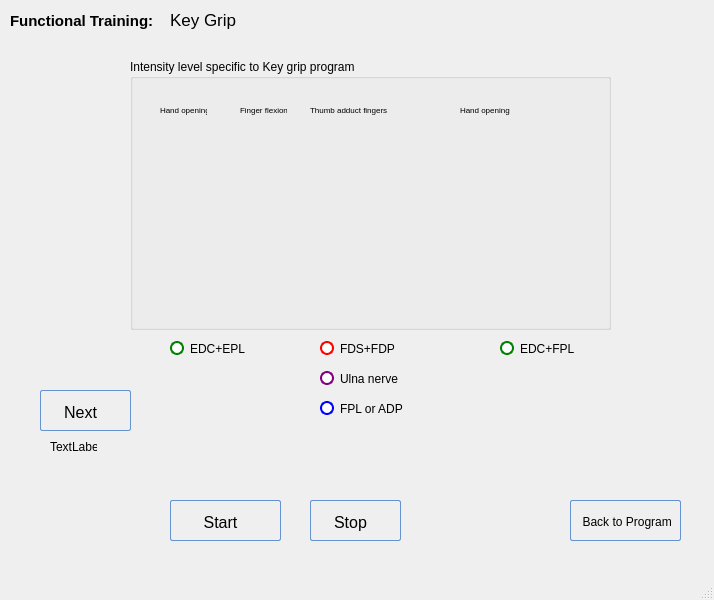
First picture: the form in POML060_v1/programkeygripv2.ui, repository viniltc/POML060, before the edit.
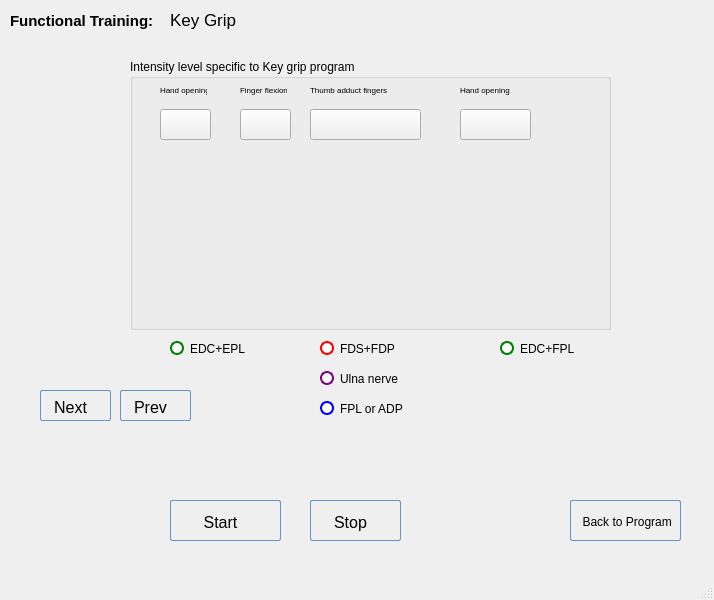
Second picture: the form after the edit. Icons and pictures are not drawn.

Commit message: next phase implimentation

The edit to the form file:
```diff
--- a/POML060_v1/programkeygripv2.ui
+++ b/POML060_v1/programkeygripv2.ui
@@ -392,7 +392,7 @@
      <property name="geometry">
       <rect>
        <x>30</x>
-       <y>40</y>
+       <y>20</y>
        <width>47</width>
        <height>21</height>
       </rect>
@@ -410,7 +410,7 @@
      <property name="geometry">
       <rect>
        <x>110</x>
-       <y>40</y>
+       <y>20</y>
        <width>47</width>
        <height>21</height>
       </rect>
@@ -428,7 +428,7 @@
      <property name="geometry">
       <rect>
        <x>180</x>
-       <y>40</y>
+       <y>20</y>
        <width>81</width>
        <height>21</height>
       </rect>
@@ -446,7 +446,7 @@
      <property name="geometry">
       <rect>
        <x>330</x>
-       <y>40</y>
+       <y>20</y>
        <width>81</width>
        <height>21</height>
       </rect>
@@ -460,6 +460,58 @@
       <string>Hand opening</string>
      </property>
     </widget>
+    <widget class="QPushButton" name="btn1">
+     <property name="geometry">
+      <rect>
+       <x>30</x>
+       <y>50</y>
+       <width>51</width>
+       <height>31</height>
+      </rect>
+     </property>
+     <property name="text">
+      <string/>
+     </property>
+    </widget>
+    <widget class="QPushButton" name="btn2">
+     <property name="geometry">
+      <rect>
+       <x>110</x>
+       <y>50</y>
+       <width>51</width>
+       <height>31</height>
+      </rect>
+     </property>
+     <property name="text">
+      <string/>
+     </property>
+    </widget>
+    <widget class="QPushButton" name="btn3">
+     <property name="geometry">
+      <rect>
+       <x>180</x>
+       <y>50</y>
+       <width>111</width>
+       <height>31</height>
+      </rect>
+     </property>
+     <property name="text">
+      <string/>
+     </property>
+    </widget>
+    <widget class="QPushButton" name="btn4">
+     <property name="geometry">
+      <rect>
+       <x>330</x>
+       <y>50</y>
+       <width>71</width>
+       <height>31</height>
+      </rect>
+     </property>
+     <property name="text">
+      <string/>
+     </property>
+    </widget>
    </widget>
    <widget class="QLabel" name="label">
     <property name="geometry">
@@ -632,8 +684,8 @@
      <rect>
       <x>40</x>
       <y>390</y>
-      <width>91</width>
-      <height>41</height>
+      <width>71</width>
+      <height>31</height>
      </rect>
     </property>
     <property name="styleSheet">
@@ -682,17 +734,59 @@
      <string>Next</string>
     </property>
    </widget>
-   <widget class="QLabel" name="label_phaseNo">
+   <widget class="QPushButton" name="btn_prevPhase">
     <property name="geometry">
      <rect>
-      <x>50</x>
-      <y>440</y>
-      <width>47</width>
-      <height>13</height>
+      <x>120</x>
+      <y>390</y>
+      <width>71</width>
+      <height>31</height>
      </rect>
     </property>
+    <property name="styleSheet">
+     <string notr="true">QPushButton:hover{
+        background: qlineargradient(x1 : 0, y1 : 0, x2 : 0, y2 :   1, stop :   0.0 #ffd9aa,
+                stop :   0.5 #ffbb6e, stop :   0.55 #feae42, stop :   1.0 #fedb74);
+}
+
+QPushButton {
+        border: 1px solid #6593cf;
+        border-radius: 2px;
+        padding: 5px 15px 2px 5px;
+        background: qlineargradient(x1 : 0, y1 : 0, x2 : 0, y2 :   1, stop :   0.0 #f5f9ff,
+                stop :   0.5 #c7dfff, stop :   0.55 #afd2ff, stop :   1.0 #c0dbff);
+        color: #0000;
+        font:  large &quot;Arial&quot;;
+		font-size: 16px;
+        height: 30px;
+}
+
+
+
+
+QPushButton:pressed {
+        background: qlineargradient(x1 : 0, y1 : 0, x2 : 0, y2 :   1, stop :   0.0 #c0dbff,
+        stop :   0.5 #cfd26f, stop :   0.55 #c7df6f, stop :   1.0 #f5f9ff);
+        padding-top: 2px;
+        padding-left: 3px;
+
+}
+QPushButton:on {
+        background: qlineargradient(x1 : 0, y1 : 0, x2 : 0, y2 :   1, stop :   0.0 #5AA72D,
+        stop :   0.5 #B3E296, stop :   0.55 #B3E296, stop :   1.0 #f5f9ff);
+        padding-top: 2px;
+        padding-left: 3px;
+}
+
+QPushButton:disabled {
+        background: transparent #e5e9ee;
+        padding-top: 2px;        
+        padding-left: 3px;
+        color: black;
+}</string>
+    </property>
     <property name="text">
-     <string>TextLabel</string>
+     <string>Prev</string>
     </property>
    </widget>
   </widget>
```
Left out of the diff: 2 changed lines with no effect on the pictures. The commit also changes 8 other files.
